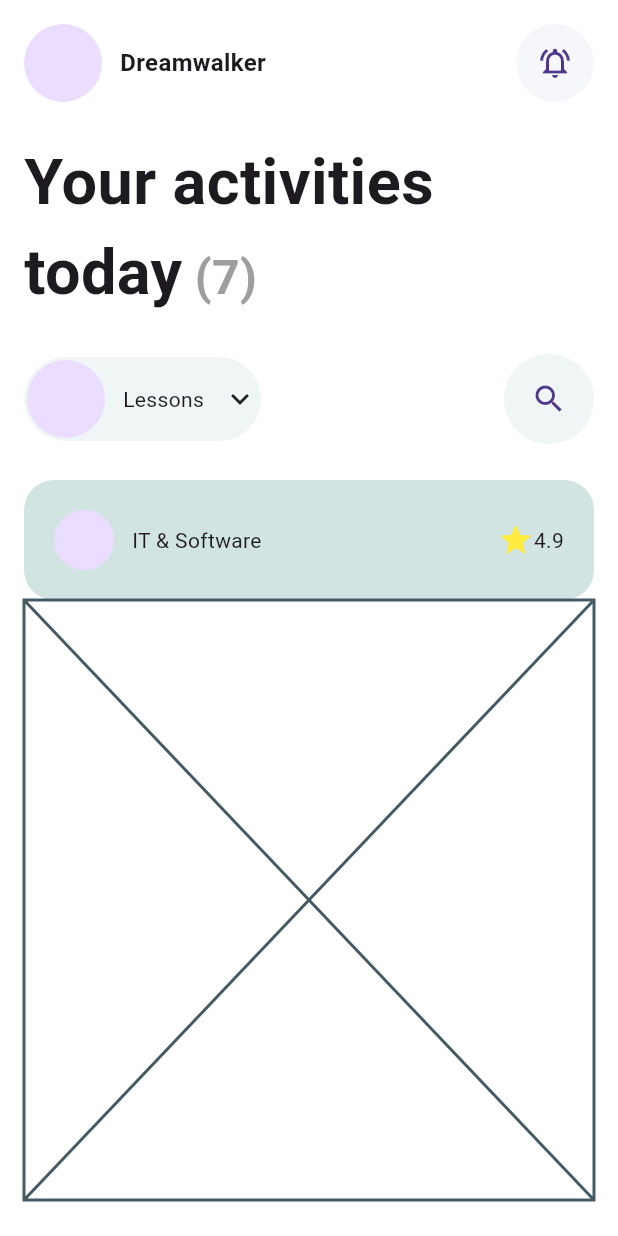
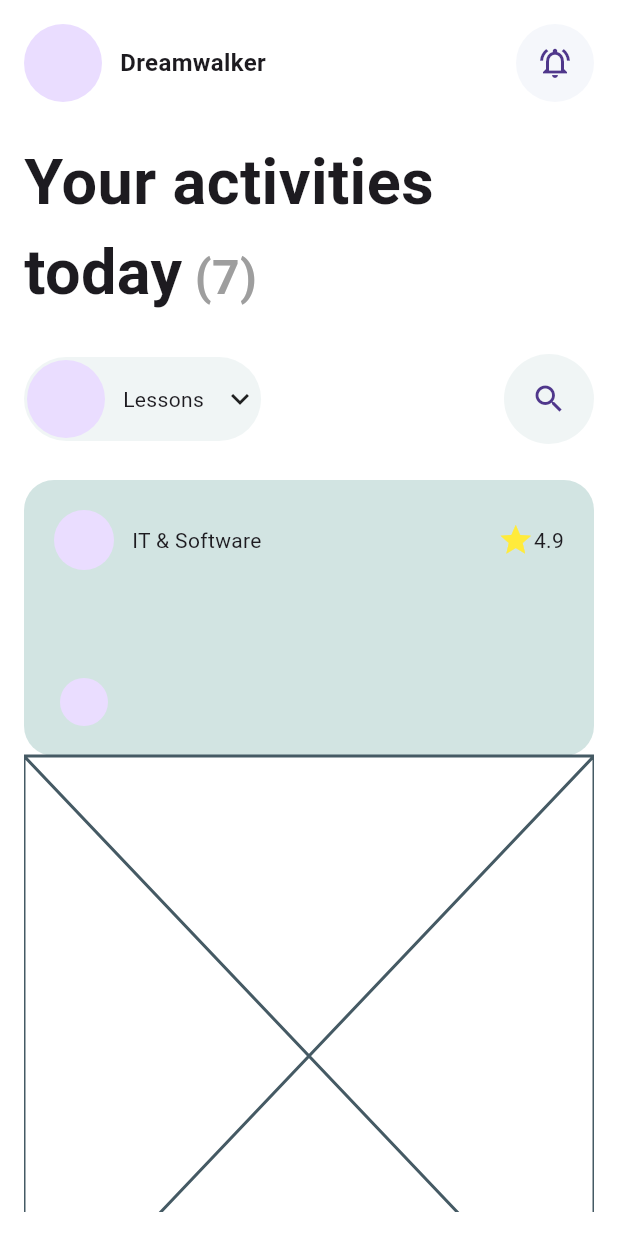
Before and after one commit to JAICHANGPARK/flutter_notebook_chapter_43, a Flutter app: the EducationHomePage screen opened directly, on a phone screen of 412 x 824 dp. Run offline on Flutter 3.47's test engine with Material 3 defaults, Android fonts, the phone set to English and light mode, and no system bars; our stand-ins replace gap, hugeicons, percent_indicator.

Commit message:
Update education_home_page.dart

```diff
--- a/lib/ep2191_education_app/ui/education_home_page.dart
+++ b/lib/ep2191_education_app/ui/education_home_page.dart
@@ -127,11 +127,28 @@ class _EducationHomePageState extends State<EducationHomePage> {
                                     Icons.star,
                                     color: Colors.yellow,
                                   ),
-                                  Text("4.9")
+                                  Text(
+                                    "4.9",
+                                  ),
                                 ],
                               ),
                             )
                           ],
+                        ),
+                        Gap(72),
+                        SizedBox(
+                          height: 32,
+                          width: double.infinity,
+                          child: Stack(
+                            children: [
+                              Positioned(
+                                top: 0,
+                                left: 0,
+                                bottom: 0,
+                                child: CircleAvatar(),
+                              )
+                            ],
+                          ),
                         )
                       ],
                     ),
```
